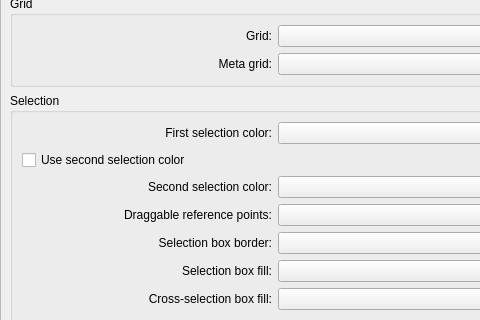
This is scripts/Edit/AppPreferences/GraphicsViewPreferences/ColorPreferences/PreferencesPage.ui in qcad/qcad as Qt 5 draws it before an edit; both pictures show x 0 to 480 and y 277 to 597 of the 565 by 968 pixel window. The edited form follows.
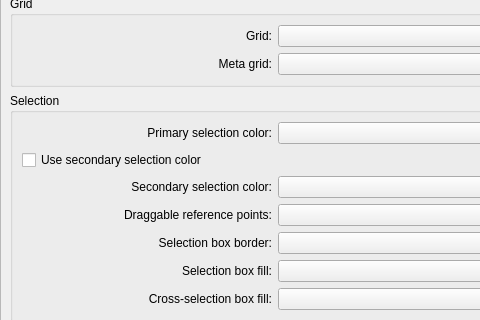
This is the edited form. Custom widgets are drawn as their Qt base class.

Diff of the .ui file:
```diff
--- a/scripts/Edit/AppPreferences/GraphicsViewPreferences/ColorPreferences/PreferencesPage.ui
+++ b/scripts/Edit/AppPreferences/GraphicsViewPreferences/ColorPreferences/PreferencesPage.ui
@@ -338,7 +338,7 @@
           </size>
          </property>
          <property name="text">
-          <string>First selection color:</string>
+          <string>Primary selection color:</string>
          </property>
          <property name="alignment">
           <set>Qt::AlignRight|Qt::AlignTrailing|Qt::AlignVCenter</set>
@@ -368,7 +368,7 @@
        <item row="1" column="0">
         <widget class="QCheckBox" name="s">
          <property name="text">
-          <string>Use second selection color</string>
+          <string>Use secondary selection color</string>
          </property>
         </widget>
        </item>
@@ -384,7 +384,7 @@
           </size>
          </property>
          <property name="text">
-          <string>Second selection color:</string>
+          <string>Secondary selection color:</string>
          </property>
          <property name="alignment">
           <set>Qt::AlignRight|Qt::AlignTrailing|Qt::AlignVCenter</set>
```
Left out of the diff: 14 changed lines with no effect on the pictures.
